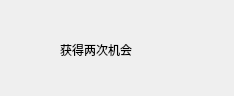
This is sheep_and_sheep/Hyperlink.ui in Phoenix-PKU/PracticeofProgramming as Qt 5 draws it before an edit. The edited form follows.
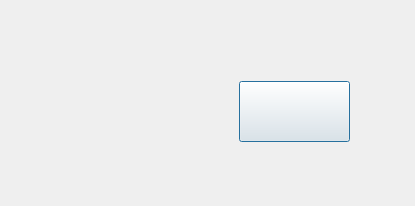
This is the edited form.

Commit message:
make the hyperlink better
make the hyperlink button as a picture
automatically quit the hyperlink box after click gain more steps
add available times left for each prop

```diff
--- a/sheep_and_sheep/Hyperlink.ui
+++ b/sheep_and_sheep/Hyperlink.ui
@@ -6,8 +6,8 @@
    <rect>
     <x>0</x>
     <y>0</y>
-    <width>234</width>
-    <height>96</height>
+    <width>415</width>
+    <height>206</height>
    </rect>
   </property>
   <property name="windowTitle">
@@ -16,14 +16,27 @@
   <widget class="QLabel" name="label">
    <property name="geometry">
     <rect>
-     <x>60</x>
-     <y>29</y>
-     <width>121</width>
-     <height>41</height>
+     <x>50</x>
+     <y>80</y>
+     <width>111</width>
+     <height>61</height>
     </rect>
    </property>
    <property name="text">
-    <string>获得两次机会</string>
+    <string/>
+   </property>
+  </widget>
+  <widget class="QPushButton" name="no">
+   <property name="geometry">
+    <rect>
+     <x>239</x>
+     <y>81</y>
+     <width>111</width>
+     <height>61</height>
+    </rect>
+   </property>
+   <property name="text">
+    <string/>
    </property>
   </widget>
  </widget>
```
Left out of the diff: 19 changed lines with no effect on the pictures. The commit also changes 12 other files.
